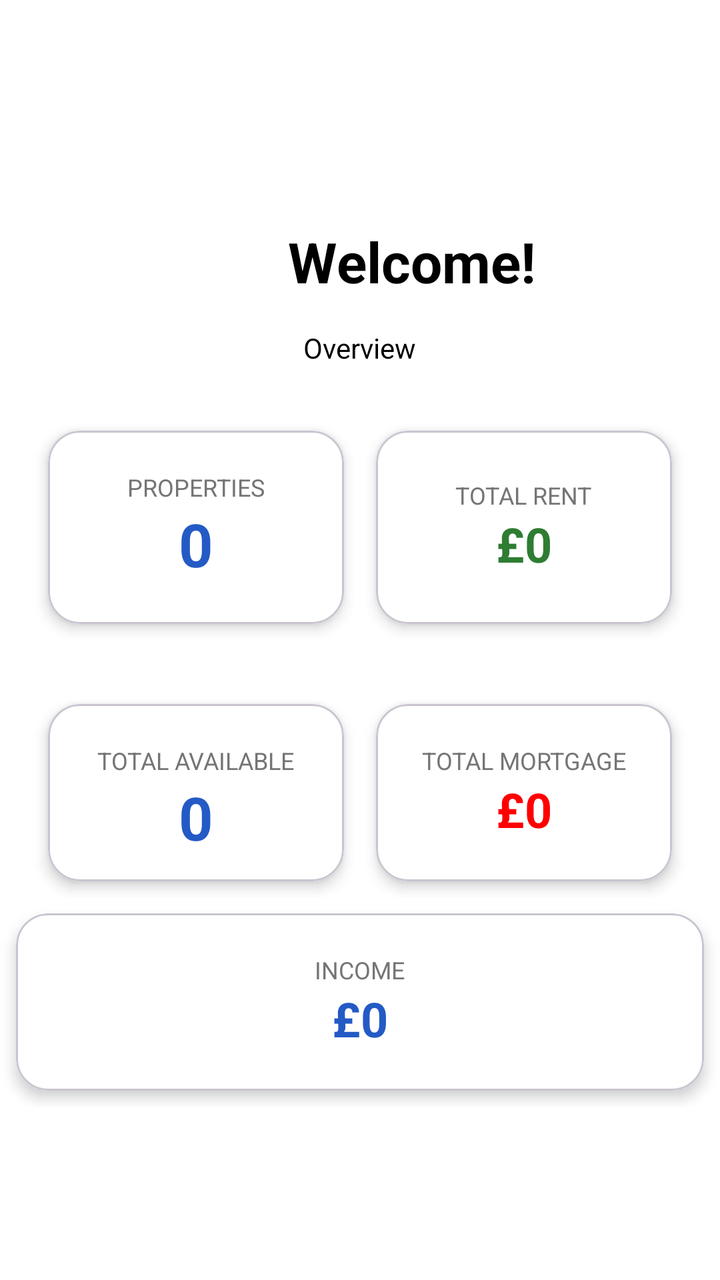
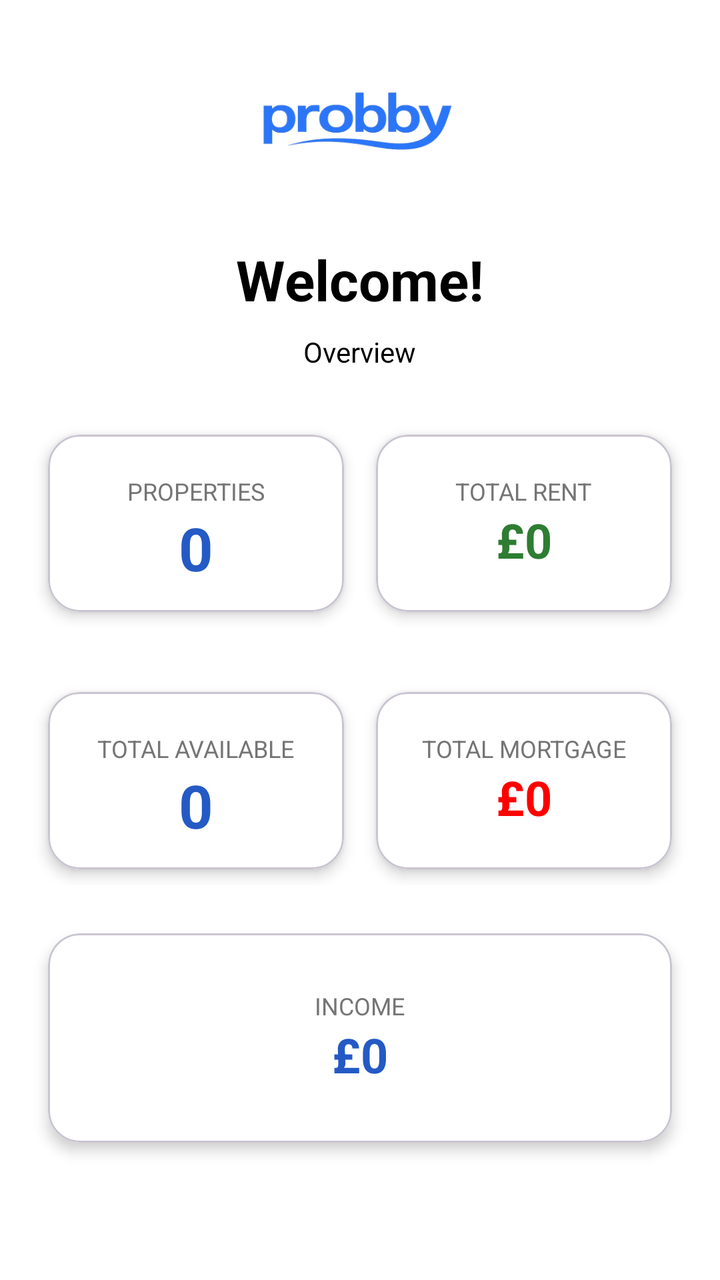

Compare the two renders of this Android layout. The source of the first and the diff that turns it into the second are given below.
<!-- AndroidManifest.xml: application theme Theme.ProbbyApp -->
<!-- res/layout/fragment_home.xml -->
<?xml version="1.0" encoding="utf-8"?>
<androidx.constraintlayout.widget.ConstraintLayout xmlns:android="http://schemas.android.com/apk/res/android"
    xmlns:app="http://schemas.android.com/apk/res-auto"
    xmlns:tools="http://schemas.android.com/tools"
    android:layout_width="match_parent"
    android:layout_height="match_parent"
    tools:context=".views.HomeFragment"
    android:background="?attr/android:windowBackground">

    <ImageView
        android:id="@+id/ivLogo"
        android:layout_width="120dp"
        android:layout_height="60dp"
        android:layout_marginTop="16dp"
        android:src="@mipmap/ic_launcher"
        app:layout_constraintEnd_toEndOf="parent"
        app:layout_constraintStart_toStartOf="parent"
        app:layout_constraintTop_toTopOf="parent" />

    <TextView
        android:id="@+id/tvWelcomeHeader"
        android:layout_width="wrap_content"
        android:layout_height="wrap_content"
        android:layout_marginStart="144dp"
        android:layout_marginTop="36dp"
        android:text="Welcome!"
        android:textColor="?attr/android:textColor"
        android:textSize="28sp"
        android:textStyle="bold"
        app:layout_constraintStart_toStartOf="parent"
        app:layout_constraintTop_toBottomOf="@id/ivLogo" />

    <LinearLayout
        android:layout_width="match_parent"
        android:layout_height="wrap_content"
        android:orientation="vertical"
        android:layout_marginTop="15dp"
        app:layout_constraintTop_toBottomOf="@+id/tvWelcomeHeader">

        <TextView
            android:layout_width="wrap_content"
            android:layout_height="wrap_content"
            android:text="@string/overview"
            android:layout_gravity="center_horizontal">

        </TextView>
    <LinearLayout
        android:id="@+id/statsContainer"
        android:layout_width="match_parent"
        android:layout_height="wrap_content"
        android:layout_marginHorizontal="16dp"
        android:layout_marginTop="24dp"
        android:orientation="horizontal"
        android:weightSum="2"
        app:layout_constraintTop_toBottomOf="@id/tvWelcomeHeader">

        <com.google.android.material.card.MaterialCardView
            android:layout_width="0dp"
            android:layout_height="match_parent"
            android:layout_margin="8dp"
            android:layout_weight="1"
            app:cardCornerRadius="16dp"
            app:cardElevation="4dp">

            <LinearLayout
                android:layout_width="match_parent"
                android:layout_height="match_parent"
                android:gravity="center"
                android:orientation="vertical"
                android:padding="20dp"
                android:background="?attr/android:colorBackground">

                <TextView
                    android:layout_width="wrap_content"
                    android:layout_height="wrap_content"
                    android:text="@string/properties"
                    android:textAllCaps="true"
                    android:textColor="#757575"
                    android:textSize="12sp" />

                <TextView
                    android:id="@+id/numOfProperties"
                    android:layout_width="wrap_content"
                    android:layout_height="wrap_content"
                    android:text="0"
                    android:textColor="@color/primary_color"
                    android:textSize="30sp"
                    android:textStyle="bold" />
            </LinearLayout>
        </com.google.android.material.card.MaterialCardView>

        <com.google.android.material.card.MaterialCardView
            android:layout_width="0dp"
            android:layout_height="match_parent"
            android:layout_margin="8dp"
            android:layout_weight="1"
            app:cardCornerRadius="16dp"
            app:cardElevation="4dp">

            <LinearLayout
                android:layout_width="match_parent"
                android:layout_height="match_parent"
                android:gravity="center"
                android:orientation="vertical"
                android:padding="20dp"
                android:background="?attr/android:colorBackground">

                <TextView
                    android:layout_width="wrap_content"
                    android:layout_height="wrap_content"
                    android:text="@string/total_rent"
                    android:textAllCaps="true"
                    android:textColor="#757575"
                    android:textSize="12sp" />

                <TextView
                    android:id="@+id/totalRent"
                    android:layout_width="wrap_content"
                    android:layout_height="wrap_content"
                    android:text="@string/_0"
                    android:textColor="#2E7D32"
                    android:textSize="24sp"
                    android:textStyle="bold" />
            </LinearLayout>
        </com.google.android.material.card.MaterialCardView>

    </LinearLayout>
        <LinearLayout
        android:id="@+id/statsContainer2"
        android:layout_width="match_parent"
        android:layout_height="wrap_content"
        android:layout_marginHorizontal="16dp"
        android:layout_marginTop="24dp"
        android:orientation="horizontal"
        android:weightSum="2"
        app:layout_constraintTop_toBottomOf="@id/tvWelcomeHeader">

        <com.google.android.material.card.MaterialCardView
            android:layout_width="0dp"
            android:layout_height="match_parent"
            android:layout_margin="8dp"
            android:layout_weight="1"
            app:cardCornerRadius="16dp"
            app:cardElevation="4dp">

            <LinearLayout
                android:layout_width="match_parent"
                android:layout_height="match_parent"
                android:background="?attr/android:colorBackground"
                android:gravity="center"
                android:orientation="vertical"
                android:padding="20dp">

                <TextView
                    android:layout_width="wrap_content"
                    android:layout_height="wrap_content"
                    android:text="@string/total_available"
                    android:textAllCaps="true"
                    android:textColor="#757575"
                    android:textSize="12sp" />

                <TextView
                    android:id="@+id/status"
                    android:layout_width="wrap_content"
                    android:layout_height="wrap_content"
                    android:text="0"
                    android:textColor="@color/primary_color"
                    android:textSize="30sp"
                    android:textStyle="bold" />
            </LinearLayout>
        </com.google.android.material.card.MaterialCardView>

            <com.google.android.material.card.MaterialCardView
                android:layout_width="0dp"
                android:layout_height="wrap_content"
                android:layout_margin="8dp"
                android:layout_weight="1"
                app:cardCornerRadius="16dp"
                app:cardElevation="4dp">

                <LinearLayout
                    android:layout_width="match_parent"
                    android:layout_height="wrap_content"
                    android:gravity="center"
                    android:orientation="vertical"
                    android:padding="20dp"
                    android:background="?attr/android:colorBackground">

                    <TextView
                        android:layout_width="wrap_content"
                        android:layout_height="wrap_content"
                        android:text="@string/total_mortgage"
                        android:textAllCaps="true"
                        android:textColor="#757575"
                        android:textSize="12sp" />

                    <TextView
                        android:id="@+id/totalMortgage"
                        android:layout_width="wrap_content"
                        android:layout_height="wrap_content"
                        android:text="@string/_0"
                        android:textColor="#FF0000"
                        android:textSize="24sp"
                        android:textStyle="bold" />
            </LinearLayout>
        </com.google.android.material.card.MaterialCardView>


    </LinearLayout>
        <com.google.android.material.card.MaterialCardView
            android:layout_width="match_parent"
            android:layout_height="0dp"
            android:layout_margin="8dp"
            android:layout_weight="1"
            app:cardCornerRadius="16dp"
            app:cardElevation="4dp">

            <LinearLayout
                android:layout_width="match_parent"
                android:layout_height="wrap_content"
                android:gravity="center"
                android:orientation="vertical"
                android:padding="20dp"
                android:background="?attr/android:colorBackground">

                <TextView
                    android:layout_width="wrap_content"
                    android:layout_height="wrap_content"
                    android:text="@string/income"
                    android:textAllCaps="true"
                    android:textColor="#757575"
                    android:textSize="12sp" />

                <TextView
                    android:id="@+id/income"
                    android:layout_width="wrap_content"
                    android:layout_height="wrap_content"
                    android:text="@string/_0"
                    android:textColor="@color/primary_color"
                    android:textSize="24sp"
                    android:textStyle="bold" />
            </LinearLayout>
        </com.google.android.material.card.MaterialCardView>
    </LinearLayout>

</androidx.constraintlayout.widget.ConstraintLayout>
<!-- resources referenced by this layout -->
<resources>
  <color name="primary_color">#245AC5</color>"
  <!-- mipmap ic_launcher (mipmap-anydpi-v26) -->
  <?xml version="1.0" encoding="utf-8"?>
  <adaptive-icon xmlns:android="http://schemas.android.com/apk/res/android">
      <background android:drawable="@color/ic_launcher_background"/>
      <foreground android:drawable="@mipmap/ic_launcher_foreground"/>
  </adaptive-icon>
  <string name="_0">£0</string>
  <string name="income">Income</string>
  <string name="overview">Overview</string>
  <string name="properties">Properties</string>
  <string name="total_available">Total Available</string>
  <string name="total_mortgage">Total Mortgage</string>
  <string name="total_rent">Total Rent</string>
  <style name="Theme.ProbbyApp" parent="Theme.MaterialComponents.DayNight.DarkActionBar">
          
          <item name="colorPrimary">#245AC5</item>
          <item name="colorPrimaryVariant">#373738</item>
          <item name="colorOnPrimary">@color/white</item>
          
          <item name="colorSecondary">#454242</item>
          <item name="colorSecondaryVariant">@color/teal_700</item>
          <item name="colorOnSecondary">@color/black</item>
          
          <item name="android:statusBarColor">#245AC5</item>
          
      </style>
  <color name="ic_launcher_background">#FFFFFF</color>
  <color name="white">#FFFFFFFF</color>
  <color name="teal_700">#FF018786</color>
  <color name="black">#FF000000</color>
</resources>

<!-- the commit's change to res/layout/fragment_home.xml (unified diff, before → after) -->
@@ -9,10 +9,10 @@
 
     <ImageView
         android:id="@+id/ivLogo"
-        android:layout_width="120dp"
-        android:layout_height="60dp"
+        android:layout_width="245dp"
+        android:layout_height="100dp"
         android:layout_marginTop="16dp"
-        android:src="@mipmap/ic_launcher"
+        android:src="@mipmap/ic_logo_background"
         app:layout_constraintEnd_toEndOf="parent"
         app:layout_constraintStart_toStartOf="parent"
         app:layout_constraintTop_toTopOf="parent" />
@@ -21,12 +21,12 @@
         android:id="@+id/tvWelcomeHeader"
         android:layout_width="wrap_content"
         android:layout_height="wrap_content"
-        android:layout_marginStart="144dp"
-        android:layout_marginTop="36dp"
-        android:text="Welcome!"
+        android:layout_marginTop="5dp"
+        android:text="@string/welcome"
         android:textColor="?attr/android:textColor"
         android:textSize="28sp"
         android:textStyle="bold"
+        app:layout_constraintEnd_toEndOf="parent"
         app:layout_constraintStart_toStartOf="parent"
         app:layout_constraintTop_toBottomOf="@id/ivLogo" />
 
@@ -34,7 +34,7 @@
         android:layout_width="match_parent"
         android:layout_height="wrap_content"
         android:orientation="vertical"
-        android:layout_marginTop="15dp"
+        android:layout_marginTop="8dp"
         app:layout_constraintTop_toBottomOf="@+id/tvWelcomeHeader">
 
         <TextView
@@ -51,8 +51,7 @@
         android:layout_marginHorizontal="16dp"
         android:layout_marginTop="24dp"
         android:orientation="horizontal"
-        android:weightSum="2"
-        app:layout_constraintTop_toBottomOf="@id/tvWelcomeHeader">
+        android:weightSum="2">
 
         <com.google.android.material.card.MaterialCardView
             android:layout_width="0dp"
@@ -64,7 +63,7 @@
 
             <LinearLayout
                 android:layout_width="match_parent"
-                android:layout_height="match_parent"
+                android:layout_height="wrap_content"
                 android:gravity="center"
                 android:orientation="vertical"
                 android:padding="20dp"
@@ -91,7 +90,7 @@
 
         <com.google.android.material.card.MaterialCardView
             android:layout_width="0dp"
-            android:layout_height="match_parent"
+            android:layout_height="wrap_content"
             android:layout_margin="8dp"
             android:layout_weight="1"
             app:cardCornerRadius="16dp"
@@ -99,7 +98,7 @@
 
             <LinearLayout
                 android:layout_width="match_parent"
-                android:layout_height="match_parent"
+                android:layout_height="wrap_content"
                 android:gravity="center"
                 android:orientation="vertical"
                 android:padding="20dp"
@@ -180,7 +179,7 @@
 
                 <LinearLayout
                     android:layout_width="match_parent"
-                    android:layout_height="wrap_content"
+                    android:layout_height="match_parent"
                     android:gravity="center"
                     android:orientation="vertical"
                     android:padding="20dp"
@@ -209,19 +208,21 @@
     </LinearLayout>
         <com.google.android.material.card.MaterialCardView
             android:layout_width="match_parent"
-            android:layout_height="0dp"
-            android:layout_margin="8dp"
-            android:layout_weight="1"
-            app:cardCornerRadius="16dp"
-            app:cardElevation="4dp">
-
-            <LinearLayout
-                android:layout_width="match_parent"
-                android:layout_height="wrap_content"
-                android:gravity="center"
-                android:orientation="vertical"
-                android:padding="20dp"
-                android:background="?attr/android:colorBackground">
+            android:layout_height="wrap_content"
+            android:layout_margin="24dp"
+            android:layout_weight="1"
+            app:cardCornerRadius="16dp"
+            app:cardElevation="4dp"
+            >
+
+            <LinearLayout
+                android:layout_width="match_parent"
+                android:layout_height="wrap_content"
+                android:gravity="center"
+                android:orientation="vertical"
+                android:padding="28dp"
+                android:background="?attr/android:colorBackground"
+                >
 
                 <TextView
                     android:layout_width="wrap_content"
<!-- resource entries referenced after the edit -->
@@ -1,12 +1,7 @@
 <!-- resources referenced by this layout -->
 <resources>
   <color name="primary_color">#245AC5</color>"
-  <!-- mipmap ic_launcher (mipmap-anydpi-v26) -->
-  <?xml version="1.0" encoding="utf-8"?>
-  <adaptive-icon xmlns:android="http://schemas.android.com/apk/res/android">
-      <background android:drawable="@color/ic_launcher_background"/>
-      <foreground android:drawable="@mipmap/ic_launcher_foreground"/>
-  </adaptive-icon>
+  <!-- mipmap ic_logo_background: webp bitmap (mipmap-hdpi, 6228 bytes) -->
   <string name="_0">£0</string>
   <string name="income">Income</string>
   <string name="overview">Overview</string>
@@ -14,6 +9,7 @@
   <string name="total_available">Total Available</string>
   <string name="total_mortgage">Total Mortgage</string>
   <string name="total_rent">Total Rent</string>
+  <string name="welcome">Welcome!</string>
   <style name="Theme.ProbbyApp" parent="Theme.MaterialComponents.DayNight.DarkActionBar">
           
           <item name="colorPrimary">#245AC5</item>
@@ -27,7 +23,6 @@
           <item name="android:statusBarColor">#245AC5</item>
           
       </style>
-  <color name="ic_launcher_background">#FFFFFF</color>
   <color name="white">#FFFFFFFF</color>
   <color name="teal_700">#FF018786</color>
   <color name="black">#FF000000</color>
